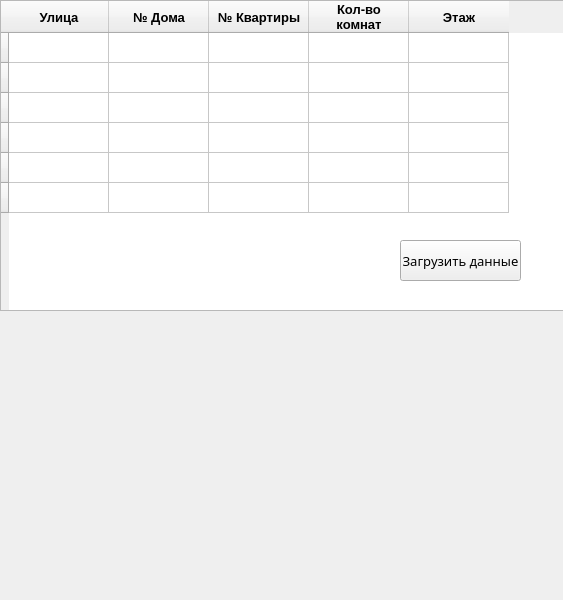
Above: Студенты.ui from hiashyr/Praktika before the change. Below: the same form after it.
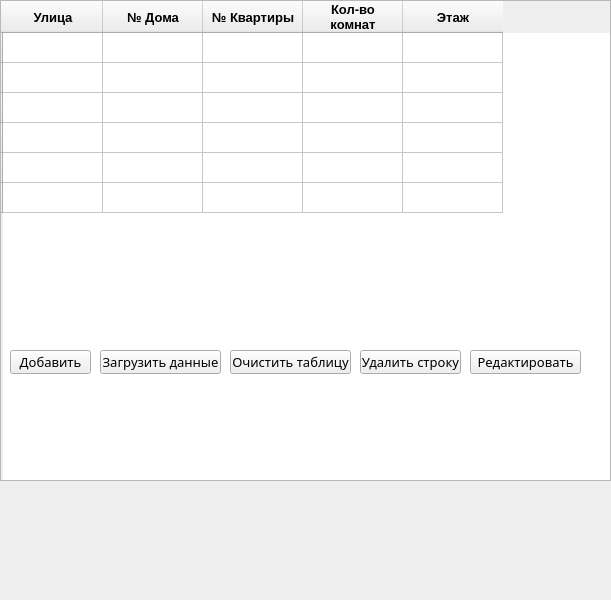
That is the form after the change.

Diff of the .ui file:
```diff
--- a/Студенты.ui
+++ b/Студенты.ui
@@ -6,7 +6,7 @@
    <rect>
     <x>0</x>
     <y>0</y>
-    <width>563</width>
+    <width>611</width>
     <height>600</height>
    </rect>
   </property>
@@ -19,8 +19,8 @@
      <rect>
       <x>0</x>
       <y>0</y>
-      <width>571</width>
-      <height>311</height>
+      <width>611</width>
+      <height>481</height>
      </rect>
     </property>
     <property name="font">
@@ -28,9 +28,21 @@
       <pointsize>10</pointsize>
      </font>
     </property>
+    <attribute name="horizontalHeaderVisible">
+     <bool>true</bool>
+    </attribute>
+    <attribute name="horizontalHeaderCascadingSectionResizes">
+     <bool>false</bool>
+    </attribute>
+    <attribute name="verticalHeaderHighlightSections">
+     <bool>false</bool>
+    </attribute>
+    <attribute name="verticalHeaderShowSortIndicator" stdset="0">
+     <bool>false</bool>
+    </attribute>
     <row>
      <property name="text">
-      <string> </string>
+      <string/>
      </property>
      <property name="textAlignment">
       <set>AlignCenter</set>
@@ -38,27 +50,27 @@
     </row>
     <row>
      <property name="text">
-      <string> </string>
+      <string/>
      </property>
     </row>
     <row>
      <property name="text">
-      <string> </string>
+      <string/>
      </property>
     </row>
     <row>
      <property name="text">
-      <string> </string>
+      <string/>
      </property>
     </row>
     <row>
      <property name="text">
-      <string> </string>
+      <string/>
      </property>
     </row>
     <row>
      <property name="text">
-      <string> </string>
+      <string/>
      </property>
     </row>
     <column>
@@ -118,13 +130,32 @@
      </property>
     </column>
    </widget>
+   <widget class="QPushButton" name="pushButton_3">
+    <property name="geometry">
+     <rect>
+      <x>10</x>
+      <y>350</y>
+      <width>81</width>
+      <height>24</height>
+     </rect>
+    </property>
+    <property name="font">
+     <font>
+      <family>Mongolian Baiti</family>
+      <pointsize>10</pointsize>
+     </font>
+    </property>
+    <property name="text">
+     <string>Добавить</string>
+    </property>
+   </widget>
    <widget class="QPushButton" name="pushButton">
     <property name="geometry">
      <rect>
-      <x>400</x>
-      <y>240</y>
+      <x>100</x>
+      <y>350</y>
       <width>121</width>
-      <height>41</height>
+      <height>24</height>
      </rect>
     </property>
     <property name="font">
@@ -137,6 +168,63 @@
      <string>Загрузить данные</string>
     </property>
    </widget>
+   <widget class="QPushButton" name="pushButton_2">
+    <property name="geometry">
+     <rect>
+      <x>230</x>
+      <y>350</y>
+      <width>121</width>
+      <height>24</height>
+     </rect>
+    </property>
+    <property name="font">
+     <font>
+      <family>Mongolian Baiti</family>
+      <pointsize>10</pointsize>
+     </font>
+    </property>
+    <property name="text">
+     <string>Очистить таблицу</string>
+    </property>
+   </widget>
+   <widget class="QPushButton" name="pushButton_4">
+    <property name="geometry">
+     <rect>
+      <x>360</x>
+      <y>350</y>
+      <width>101</width>
+      <height>24</height>
+     </rect>
+    </property>
+    <property name="font">
+     <font>
+      <family>Mongolian Baiti</family>
+      <pointsize>10</pointsize>
+     </font>
+    </property>
+    <property name="text">
+     <string>Удалить строку</string>
+    </property>
+   </widget>
+   <widget class="QPushButton" name="pushButton_5">
+    <property name="geometry">
+     <rect>
+      <x>470</x>
+      <y>350</y>
+      <width>111</width>
+      <height>24</height>
+     </rect>
+    </property>
+    <property name="font">
+     <font>
+      <family>Mongolian Baiti</family>
+      <pointsize>10</pointsize>
+     </font>
+    </property>
+    <property name="text">
+     <string>Редактировать</string>
+    </property>
+   </widget>
   </widget>
  </widget>
  <resources/>
```
